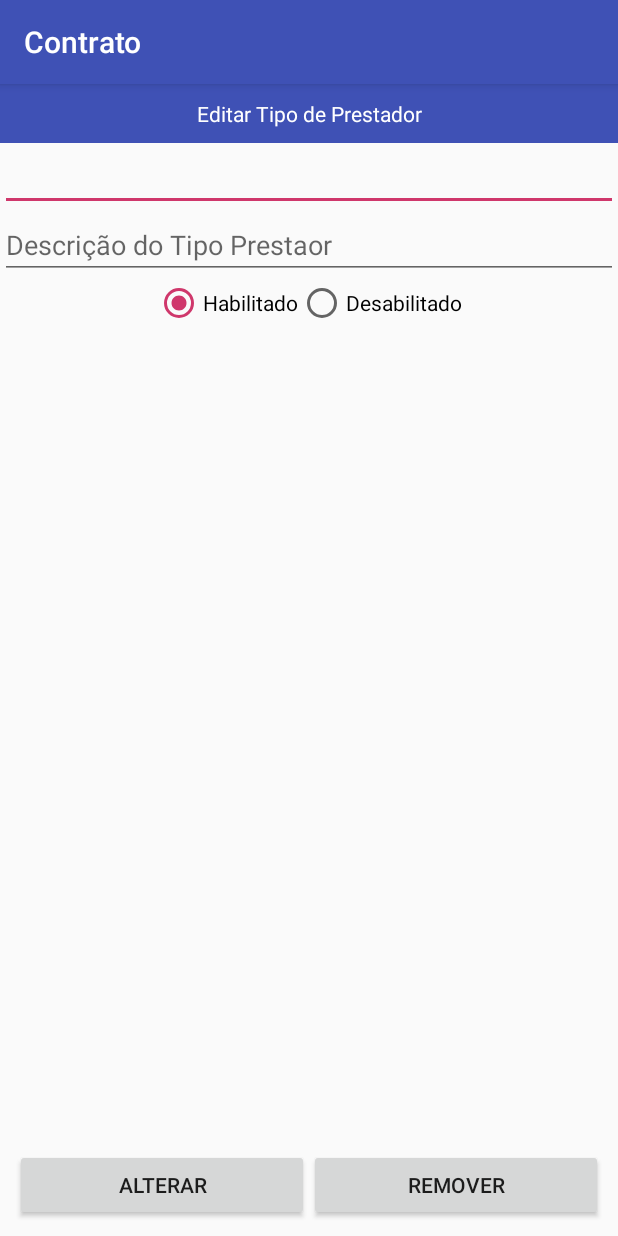
After one commit to dsleal/fabricaADS2019, an Android app: the EditTipoPrestador screen opened directly, with no data from a screen before it, on a phone screen of 412 x 824 dp. The commit adds this screen. Run offline under Robolectric (Android 15) with nearby library versions, the phone set to English and light mode, and no system bars; 2 statements that could not run were skipped.

Commit message:
Inserido tela para edição / exclusão

```diff
--- a/app/src/main/AndroidManifest.xml
+++ b/app/src/main/AndroidManifest.xml
@@ -12,7 +12,8 @@
         android:roundIcon="@mipmap/ic_launcher_round"
         android:supportsRtl="true"
         android:theme="@style/AppTheme">
-        <activity android:name=".activities.administrador.AddTipoPrestador"></activity>
+        <activity android:name=".activities.administrador.EditTipoPrestador"></activity>
+        <activity android:name=".activities.administrador.AddTipoPrestador" />
         <activity
             android:name=".activities.administrador.TTipoPrestador"
             android:label="@string/title_activity_ttipo_prestador"
--- a/app/src/main/java/contrato/com/activities/administrador/AddTipoPrestador.java
+++ b/app/src/main/java/contrato/com/activities/administrador/AddTipoPrestador.java
@@ -42,7 +42,7 @@ public class AddTipoPrestador extends AppCompatActivity {
            @Override
             public void onResponse(Call<TipoPrestador> call, Response<TipoPrestador> response) {
                TipoPrestador tp = response.body();
-               Toast.makeText(AddTipoPrestador.this, "Tipo de prestador = " + tp.getDescricao() + " cadastrado!", Toast.LENGTH_LONG).show();
+               Toast.makeText(AddTipoPrestador.this, "Tipo de prestador  '" + tp.getDescricao() + "' cadastrado!", Toast.LENGTH_LONG).show();
                startActivity(new Intent(AddTipoPrestador.this, TTipoPrestador.class));
            }
 
--- /dev/null
+++ b/app/src/main/java/contrato/com/activities/administrador/EditTipoPrestador.java
@@ -0,0 +1,58 @@
+package contrato.com.activities.administrador;
+
+import android.content.Intent;
+import android.support.v7.app.AppCompatActivity;
+import android.os.Bundle;
+import android.view.View;
+import android.widget.EditText;
+import android.widget.Toast;
+
+import contrato.com.R;
+import contrato.com.boostrap.APIClient;
+import contrato.com.model.TipoPrestador;
+import contrato.com.resource.TipoPrestadorResource;
+import retrofit2.Call;
+import retrofit2.Callback;
+import retrofit2.Response;
+import retrofit2.Retrofit;
+
+public class EditTipoPrestador extends AppCompatActivity {
+    EditText codigo;
+    EditText descricao;
+
+    @Override
+    protected void onCreate(Bundle savedInstanceState) {
+        super.onCreate(savedInstanceState);
+        setContentView(R.layout.activity_edit_tipo_prestador);
+
+        codigo = findViewById(R.id.txtEditCod);
+        descricao = findViewById(R.id.txtEditTpDesc);
+        Intent intent = getIntent();
+        int id = intent.getIntExtra("ID",0);
+
+
+        Retrofit retrofit = APIClient.getClient();
+        TipoPrestadorResource tipoPrestador = retrofit.create(TipoPrestadorResource.class);
+        Call<TipoPrestador> get = tipoPrestador.get(id);
+        get.enqueue(new Callback<TipoPrestador>() {
+            @Override
+            public void onResponse(Call<TipoPrestador> call, Response<TipoPrestador> response) {
+                TipoPrestador tp = new TipoPrestador();
+                codigo.setText(tp.getId());
+                descricao.setText(tp.getDescricao());
+            }
+
+            @Override
+            public void onFailure(Call<TipoPrestador> call, Throwable t) {
+                Toast.makeText(EditTipoPrestador.this, "Tipo de prestador com código '" + Integer.toString(id) + "' nao encontrado!", Toast.LENGTH_LONG).show();
+            }
+        });
+
+
+    }
+
+    public void alterar(View view){
+
+    }
+    public void remover(View view){}
+}
--- a/app/src/main/java/contrato/com/adapters/AdapterTipoPrestador.java
+++ b/app/src/main/java/contrato/com/adapters/AdapterTipoPrestador.java
@@ -6,6 +6,8 @@ import android.view.View;
 import android.view.ViewGroup;
 import android.widget.BaseAdapter;
 import android.widget.TextView;
+
+import org.w3c.dom.Text;
 
 import java.util.List;
 
@@ -60,12 +62,15 @@ public class AdapterTipoPrestador extends BaseAdapter {
 
         TextView descricao;
         TextView habilitado;
+        TextView id;
 
         descricao = view.findViewById(R.id.txtTpDesc);
         habilitado = view.findViewById(R.id.txtTpHabil);
+        id = view.findViewById(R.id.txtTpId);
 
         descricao.setText(tipoPrestador.getDescricao()!=null ? tipoPrestador.getDescricao() : "Sem registro");
         habilitado.setText(tipoPrestador.isDesativado() == true ? "desabilitado" : "habilitado");
+        id.setText(tipoPrestador.getId()+" ");
 
         return view;
     }
--- a/app/src/main/java/contrato/com/resource/TipoPrestadorResource.java
+++ b/app/src/main/java/contrato/com/resource/TipoPrestadorResource.java
@@ -15,6 +15,9 @@ public interface TipoPrestadorResource {
     @GET("tipoprestadores")
     Call<List<TipoPrestador>> get();
 
+    @GET("tipoprestadores/{id}")
+    Call<TipoPrestador> get(Integer id);
+
     @POST("tipoprestadores")
     Call<TipoPrestador> post(@Body TipoPrestador tipoPrestador);
 
--- /dev/null
+++ b/app/src/main/res/layout/activity_edit_tipo_prestador.xml
@@ -0,0 +1,92 @@
+<RelativeLayout xmlns:android="http://schemas.android.com/apk/res/android"
+    android:orientation="vertical"
+    android:gravity="center_horizontal"
+    android:layout_height="fill_parent"
+    android:layout_width="fill_parent">
+
+    <LinearLayout android:layout_width="fill_parent"
+        android:id="@+id/AddTpcabecalho"
+        android:layout_height="wrap_content"
+        android:orientation="horizontal"
+        android:background="@color/colorPrimary"
+        android:padding="10dip">
+
+        <TextView android:textColor="#FFFFFF"
+            android:layout_height="wrap_content"
+            android:layout_alignParentBottom="true"
+            android:layout_width="fill_parent"
+            android:gravity="center_horizontal"
+            android:text="@string/llEditTP" />
+
+    </LinearLayout>
+
+
+    <LinearLayout
+        android:layout_width="match_parent"
+        android:layout_height="match_parent"
+        android:orientation="vertical"
+        android:layout_below="@id/AddTpcabecalho">
+
+        <EditText
+            android:id="@+id/txtEditCod"
+            android:layout_width="match_parent"
+            android:layout_height="wrap_content"
+            android:ems="10"
+            android:inputType="textPersonName" />
+
+        <EditText
+            android:id="@+id/txtEditTpDesc"
+            android:layout_width="match_parent"
+            android:layout_height="wrap_content"
+            android:ems="10"
+            android:hint="@string/txtAddTpDesc"
+            android:inputType="textPersonName" />
+
+        <RadioGroup
+            android:id="@+id/rbGroup"
+            android:layout_width="match_parent"
+            android:layout_height="wrap_content"
+            android:orientation="horizontal"
+            android:gravity="center"
+            android:layout_gravity="center_vertical">
+
+            <RadioButton
+                android:id="@+id/rbHabilitado"
+                android:layout_width="wrap_content"
+                android:layout_height="wrap_content"
+                android:checked="true"
+                android:text="@string/rbHabilitado" />
+
+            <RadioButton
+                android:id="@+id/rbDesabilitado"
+                android:layout_width="wrap_content"
+                android:layout_height="wrap_content"
+                android:text="@string/rbDesabilitado" />
+        </RadioGroup>
+
+    </LinearLayout>
+
+
+    <LinearLayout android:layout_width="fill_parent"
+        android:layout_alignParentBottom="true"
+        android:gravity="center_vertical"
+        android:layout_height="wrap_content"
+        android:padding="10dip">
+        <Button
+            android:id="@+id/btnAddTPAdicionar"
+            android:layout_width="0dp"
+            android:layout_height="wrap_content"
+            android:layout_weight="1"
+            android:onClick="alterar"
+            android:text="@string/btnAlterar" />
+
+        <Button
+            android:id="@+id/btnAddTPLimpar"
+            android:layout_width="0dp"
+            android:layout_height="wrap_content"
+            android:layout_weight="1"
+            android:onClick="remover"
+            android:text="@string/btnRemover" />
+    </LinearLayout>
+
+</RelativeLayout>
--- a/app/src/main/res/layout/activity_itens_tipo_prestador.xml
+++ b/app/src/main/res/layout/activity_itens_tipo_prestador.xml
@@ -9,10 +9,10 @@
         android:layout_width="wrap_content"
         android:layout_height="wrap_content"
         android:layout_weight="1"
-        android:text="@string/txtCodigo"/>
+        android:text="@string/txtId"/>
 
     <TextView
-        android:id="@+id/txtTpCodigo"
+        android:id="@+id/txtTpId"
         android:layout_width="match_parent"
         android:layout_height="wrap_content"
         android:layout_toRightOf="@id/txt1"/>
@@ -30,7 +30,7 @@
         android:id="@+id/txtTpDesc"
         android:layout_width="match_parent"
         android:layout_height="wrap_content"
-        android:layout_below="@id/txtTpCodigo"
+        android:layout_below="@id/txtTpId"
         android:layout_toRightOf="@id/txt2"/>
 
     <TextView
--- a/app/src/main/res/layout/activity_ttipo_prestador.xml
+++ b/app/src/main/res/layout/activity_ttipo_prestador.xml
@@ -40,6 +40,6 @@
         android:layout_height="wrap_content"
         android:layout_gravity="bottom|end"
         android:layout_margin="@dimen/fab_margin"
-        app:srcCompat="@android:drawable/ic_dialog_email" />
+        app:srcCompat="@android:drawable/ic_input_add" />
 
 </android.support.design.widget.CoordinatorLayout>
--- a/app/src/main/res/values/strings.xml
+++ b/app/src/main/res/values/strings.xml
@@ -1,5 +1,5 @@
 <resources>
-    <string name="app_name">AndroidGridLayout</string>
+    <string name="app_name">Contrato</string>
     <string name="pnlAdm">Painel Administrativo</string>
     <string name="pnlCadastro">Cadastro-se</string>
     <string name="btnCadastro">Cadatre-se</string>
@@ -28,7 +28,8 @@
     <string name="btnAdicionar">Adicionar</string>
     <string name="btnLimpar">Limpar</string>
     <string name="llAddTP">Cadastro Tipo de Prestador</string>
-    <string name="txtCodigo">Código:</string>
+    <string name="llEditTP">Editar Tipo de Prestador</string>
+    <string name="txtId">Código:</string>
     <string name="txtDescTP">Descrição:</string>
     <string name="txtHabilitado">Situação:</string>
     <string name="lbl_nome">Nome</string>
@@ -36,7 +37,8 @@
     <string name="title_menu_salvar">Salvar</string>
     <string name="title_menu_cancelar">Cancelar</string>
     <string name="teste">teste</string>
-
+    <string name="btnAlterar">Alterar</string>
+    <string name="btnRemover">Remover</string>
 
 
 </resources>
```
Also changed, not shown: app/src/main/java/contrato/com/activities/administrador/TTipoPrestador.java (+35 -9 lines), app/src/main/java/contrato/com/model/TipoPrestador.java (+7 -7 lines).
